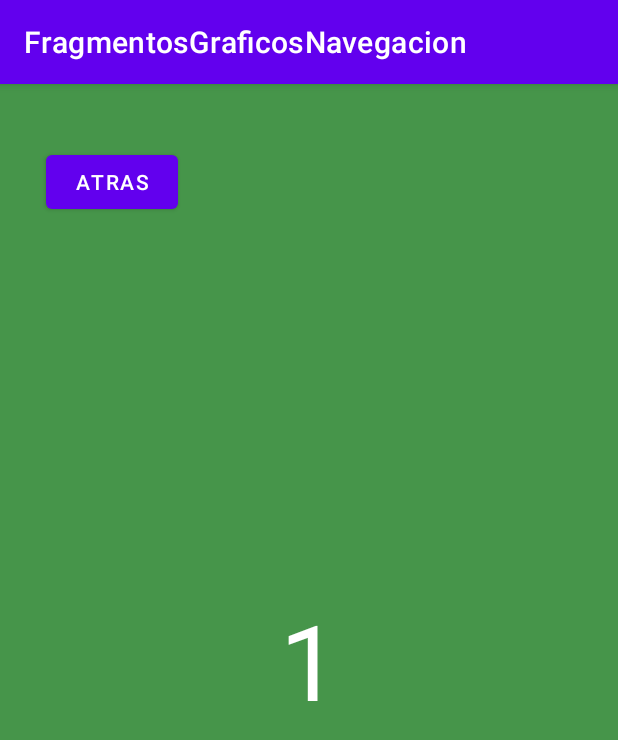
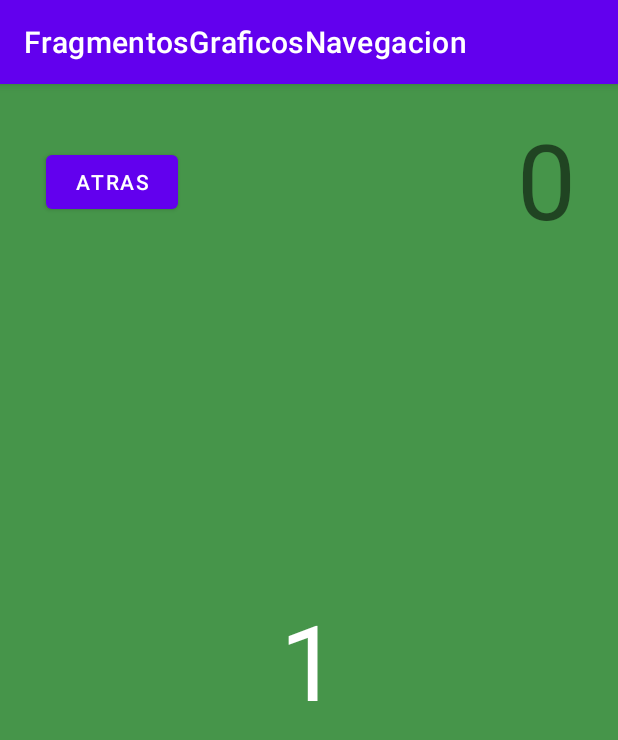
Before and after one commit to cHaC0ne/FagmentsNavegacion, an Android app: the screen it shows after launch (MainActivity), after a tap on "FRAGMENT 1", on a phone screen of 412 x 824 dp. Shown: the top 740 px of the screen. Run offline under Robolectric (Android 15) with nearby library versions, the phone set to English and light mode, and no system bars.

```diff
--- a/app/build.gradle
+++ b/app/build.gradle
@@ -1,7 +1,9 @@
 plugins {
     id 'com.android.application'
     id 'org.jetbrains.kotlin.android'
+    id 'androidx.navigation.safeargs.kotlin'
 }
+
 
 android {
     compileSdk 32
--- a/app/src/main/java/com/example/fragmentosgraficosnavegacion/FristFrag.kt
+++ b/app/src/main/java/com/example/fragmentosgraficosnavegacion/FristFrag.kt
@@ -5,6 +5,8 @@ import androidx.fragment.app.Fragment
 import android.view.LayoutInflater
 import android.view.View
 import android.view.ViewGroup
+import androidx.core.os.bundleOf
+import androidx.navigation.Navigation
 import androidx.navigation.findNavController
 import com.example.fragmentosgraficosnavegacion.databinding.FragmentFristBinding
 import com.example.fragmentosgraficosnavegacion.databinding.FragmentInitBinding
@@ -13,6 +15,7 @@ import com.example.fragmentosgraficosnavegacion.databinding.FragmentInitBinding
 class FristFrag : Fragment() {
     private var b: FragmentFristBinding? = null
     private val binding get() = b!!
+
 
     override fun onCreateView(
         inflater: LayoutInflater, container: ViewGroup?,
@@ -29,5 +32,9 @@ class FristFrag : Fragment() {
             view.findNavController().navigate(R.id.action_fristFrag_to_initFrag, null)
         }
 
+        b!!.tvCOnt2.setText(arguments?.getString("Contador"))
+//        b!!.bFragFirst.setOnClickListener (
+//            Navigation.findNavController(view).navigate(R.id.initFrag) // esto es lo mismo que lo de arriba
+//        )
     }
 }
--- a/app/src/main/java/com/example/fragmentosgraficosnavegacion/InitFrag.kt
+++ b/app/src/main/java/com/example/fragmentosgraficosnavegacion/InitFrag.kt
@@ -5,6 +5,7 @@ import androidx.fragment.app.Fragment
 import android.view.LayoutInflater
 import android.view.View
 import android.view.ViewGroup
+import androidx.core.os.bundleOf
 import androidx.navigation.findNavController
 import com.example.fragmentosgraficosnavegacion.databinding.FragmentInitBinding
 
@@ -12,6 +13,7 @@ import com.example.fragmentosgraficosnavegacion.databinding.FragmentInitBinding
 class InitFrag : Fragment() {
     private var b: FragmentInitBinding? = null
     private val binding get() = b!!
+    private var cont = 0
 
 
 
@@ -27,11 +29,19 @@ class InitFrag : Fragment() {
     override fun onViewCreated(view: View, savedInstanceState: Bundle?) {
         super.onViewCreated(view, savedInstanceState)
         b!!.bFragInit1.setOnClickListener {
-            view.findNavController().navigate(R.id.action_initFrag_to_fristFrag, null)
+            val bundle = bundleOf("Contador" to cont.toString())
+            view.findNavController().navigate(R.id.action_initFrag_to_fristFrag, bundle)
+
 
         }
         b!!.bFragInit2.setOnClickListener {
             view.findNavController().navigate(R.id.action_initFrag_to_secondFrag)
         }
+        b!!.tvCOntador.setOnClickListener{
+            cont++
+            b!!.tvCOntador.text = cont.toString()
+
+
+        }
     }
 }
--- a/app/src/main/java/com/example/fragmentosgraficosnavegacion/SecondFrag.kt
+++ b/app/src/main/java/com/example/fragmentosgraficosnavegacion/SecondFrag.kt
@@ -31,5 +31,6 @@ class SecondFrag : Fragment() {
         b!!.bSecFragAtr.setOnClickListener {
             view.findNavController().navigate(R.id.action_secondFrag_to_initFrag,null)
         }
+
     }
 }
--- a/app/src/main/res/layout/fragment_frist.xml
+++ b/app/src/main/res/layout/fragment_frist.xml
@@ -31,4 +31,17 @@
         app:layout_constraintEnd_toEndOf="parent"
         app:layout_constraintStart_toStartOf="parent"
         app:layout_constraintTop_toTopOf="parent" />
+
+    <TextView
+        android:id="@+id/tvCOnt2"
+        android:layout_width="wrap_content"
+        android:layout_height="wrap_content"
+        android:text="0"
+        android:textSize="70sp"
+        app:layout_constraintBottom_toBottomOf="parent"
+        app:layout_constraintEnd_toEndOf="parent"
+        app:layout_constraintHorizontal_bias="0.924"
+        app:layout_constraintStart_toStartOf="parent"
+        app:layout_constraintTop_toTopOf="parent"
+        app:layout_constraintVertical_bias="0.025" />
 </androidx.constraintlayout.widget.ConstraintLayout>
--- a/app/src/main/res/layout/fragment_second.xml
+++ b/app/src/main/res/layout/fragment_second.xml
@@ -43,4 +43,5 @@
         app:layout_constraintEnd_toEndOf="parent"
         app:layout_constraintStart_toStartOf="parent"
         app:layout_constraintTop_toTopOf="parent" />
+
 </androidx.constraintlayout.widget.ConstraintLayout>
```
Also changed, not shown: app/src/main/res/layout/fragment_init.xml (+11 -0 lines), build.gradle (+8 -0 lines).
